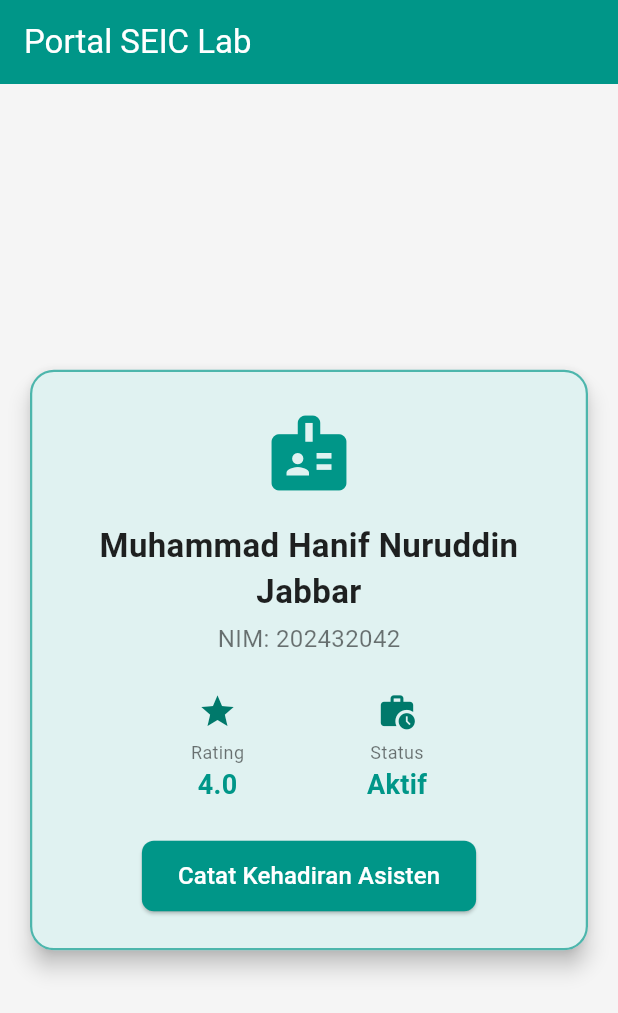
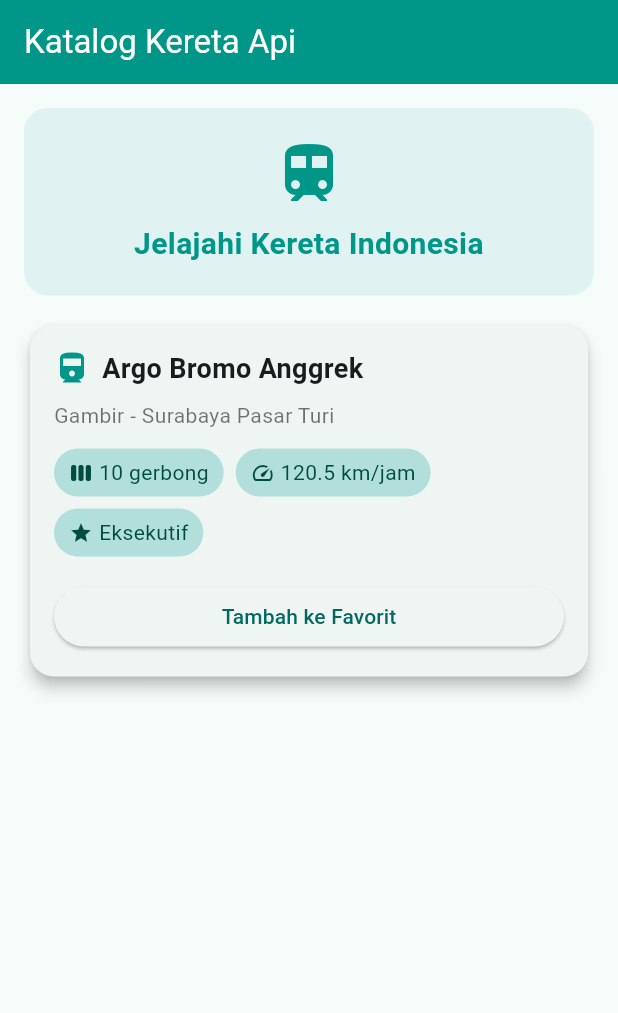
Before and after one commit to hanifnrddin/Muhammad-Hanif-Nuruddin-Jabbar_202432042_RepoLaporan1_PAB_B, a Flutter app: the screen it shows after launch, on a phone screen of 412 x 824 dp. Shown: the top 1013 px of the screen. Run offline on Flutter 3.47's test engine with Material 3 defaults, Android fonts, the phone set to English and light mode, and no system bars.

Commit message:
Memperbarui Tema

```diff
--- a/lib/main.dart
+++ b/lib/main.dart
@@ -2,20 +2,24 @@ import 'package:flutter/material.dart';
 
 void main() => runApp(const MyApp());
 
-class LabAssistant {
-  final String name;
-  final int studentId;
-  final double performanceScore;
-  final bool isActive;
+// ===== Model data =====
+class Kereta {
+  final String nama; // String
+  final String rute; // String
+  final int jumlahGerbong; // int
+  final double kecepatan; // double (km/jam)
+  final bool isEksekutif; // bool
 
-  const LabAssistant({
-    required this.name,
-    required this.studentId,
-    required this.performanceScore,
-    required this.isActive,
+  const Kereta({
+    required this.nama,
+    required this.rute,
+    required this.jumlahGerbong,
+    required this.kecepatan,
+    required this.isEksekutif,
   });
 }
 
+// ===== MyApp: satu-satunya MaterialApp =====
 class MyApp extends StatelessWidget {
   const MyApp({super.key});
 
@@ -24,136 +28,166 @@ class MyApp extends StatelessWidget {
     return MaterialApp(
       debugShowCheckedModeBanner: false,
       theme: ThemeData(
-        primarySwatch: Colors.teal,
-        scaffoldBackgroundColor: Colors.grey.shade100,
+        colorScheme: ColorScheme.fromSeed(seedColor: Colors.teal),
+        useMaterial3: true,
       ),
       home: const LayarUtama(),
     );
   }
 }
 
+// ===== Halaman utama: Scaffold tanpa MaterialApp kedua =====
 class LayarUtama extends StatelessWidget {
   const LayarUtama({super.key});
 
   @override
   Widget build(BuildContext context) {
-    const myProfile = LabAssistant(
-      name: "Muhammad Hanif Nuruddin Jabbar",
-      studentId: 202432042,
-      performanceScore: 4.0,
-      isActive: true,
+    const keretaSaya = Kereta(
+      nama: "Argo Bromo Anggrek",
+      rute: "Gambir - Surabaya Pasar Turi",
+      jumlahGerbong: 10,
+      kecepatan: 120.5,
+      isEksekutif: true,
     );
 
     return Scaffold(
       appBar: AppBar(
-        title: const Text('Portal SEIC Lab'),
+        title: const Text('Katalog Kereta Api'),
         backgroundColor: Colors.teal,
         foregroundColor: Colors.white,
       ),
-      body: Center(
-        child: SingleChildScrollView(
-          padding: const EdgeInsets.all(16.0),
-          child: ProfileCard(assistant: myProfile),
+      body: SingleChildScrollView(
+        child: Padding(
+          padding: const EdgeInsets.all(16),
+          child: Column(
+            crossAxisAlignment: CrossAxisAlignment.stretch,
+            children: [
+              Container(
+                padding: const EdgeInsets.all(20),
+                decoration: BoxDecoration(
+                  color: Colors.teal.shade50,
+                  borderRadius: BorderRadius.circular(16),
+                ),
+                child: Column(
+                  children: [
+                    const Icon(Icons.train, size: 48, color: Colors.teal),
+                    const SizedBox(height: 8),
+                    const Text(
+                      'Jelajahi Kereta Indonesia',
+                      textAlign: TextAlign.center,
+                      style: TextStyle(
+                        fontSize: 20,
+                        fontWeight: FontWeight.bold,
+                        color: Colors.teal,
+                      ),
+                    ),
+                  ],
+                ),
+              ),
+              const SizedBox(height: 16),
+              KartuKereta(kereta: keretaSaya),
+            ],
+          ),
         ),
       ),
     );
   }
 }
 
-class ProfileCard extends StatelessWidget {
-  final LabAssistant assistant;
+// ===== Custom widget: kartu informasi kereta =====
+class KartuKereta extends StatelessWidget {
+  final Kereta kereta;
 
-  const ProfileCard({super.key, required this.assistant});
+  const KartuKereta({super.key, required this.kereta});
 
   @override
   Widget build(BuildContext context) {
     return Card(
-      elevation: 6,
+      elevation: 4,
       shape: RoundedRectangleBorder(borderRadius: BorderRadius.circular(16)),
-      child: Container(
-        padding: const EdgeInsets.all(24),
-        decoration: BoxDecoration(
-          color: Colors.teal.shade50,
-          borderRadius: BorderRadius.circular(16),
-          border: Border.all(color: Colors.teal.shade300, width: 1.5),
-        ),
+      child: Padding(
+        padding: const EdgeInsets.all(16),
         child: Column(
-          mainAxisSize: MainAxisSize.min,
+          crossAxisAlignment: CrossAxisAlignment.start,
           children: [
-            const Icon(Icons.badge, size: 60, color: Colors.teal),
-            const SizedBox(height: 16),
-            Text(
-              assistant.name,
-              textAlign: TextAlign.center,
-              style: const TextStyle(
-                fontSize: 22,
-                fontWeight: FontWeight.bold,
-                color: Colors.black87,
-              ),
-            ),
-            const SizedBox(height: 4),
-            Text(
-              'NIM: ${assistant.studentId}',
-              style: const TextStyle(fontSize: 16, color: Colors.black54),
-            ),
-            const SizedBox(height: 24),
             Row(
-              mainAxisAlignment: MainAxisAlignment.spaceEvenly,
               children: [
-                _buildInfoItem(
-                    Icons.star,
-                    'Rating',
-                    assistant.performanceScore.toString()
-                ),
-                _buildInfoItem(
-                    Icons.work_history,
-                    'Status',
-                    assistant.isActive ? "Aktif" : "Cuti"
+                const Icon(Icons.directions_railway, color: Colors.teal),
+                const SizedBox(width: 8),
+                Expanded(
+                  child: Text(
+                    kereta.nama,
+                    maxLines: 2,
+                    overflow: TextOverflow.ellipsis,
+                    style: const TextStyle(
+                      fontSize: 18,
+                      fontWeight: FontWeight.bold,
+                    ),
+                  ),
                 ),
               ],
             ),
-            const SizedBox(height: 24),
-            ElevatedButton(
-              style: ElevatedButton.styleFrom(
-                backgroundColor: Colors.teal,
-                foregroundColor: Colors.white,
-                padding: const EdgeInsets.symmetric(horizontal: 24, vertical: 12),
-                shape: RoundedRectangleBorder(
-                  borderRadius: BorderRadius.circular(8),
+            const SizedBox(height: 8),
+            Text(
+              kereta.rute,
+              style: const TextStyle(fontSize: 14, color: Colors.black54),
+            ),
+            const SizedBox(height: 12),
+            Wrap(
+              spacing: 8,
+              runSpacing: 8,
+              children: [
+                _Info(ikon: Icons.view_week, teks: '${kereta.jumlahGerbong} gerbong'),
+                _Info(ikon: Icons.speed, teks: '${kereta.kecepatan} km/jam'),
+                _Info(
+                  ikon: Icons.star,
+                  teks: kereta.isEksekutif ? 'Eksekutif' : 'Ekonomi',
                 ),
+              ],
+            ),
+            const SizedBox(height: 16),
+            SizedBox(
+              width: double.infinity,
+              child: ElevatedButton(
+                onPressed: () {
+                  debugPrint("TOMBOL DIKLIK: ${kereta.nama}");
+                  ScaffoldMessenger.of(context).showSnackBar(
+                    SnackBar(content: Text('${kereta.nama} ditambahkan ke favorit')),
+                  );
+                },
+                child: const Text("Tambah ke Favorit"),
               ),
-              onPressed: () {
-                debugPrint("ABSENSI DICATAT UNTUK: ${assistant.studentId}");
-              },
-              child: const Text(
-                "Catat Kehadiran Asisten",
-                style: TextStyle(fontSize: 16),
-              ),
-            )
+            ),
           ],
         ),
       ),
     );
   }
+}
 
-  Widget _buildInfoItem(IconData icon, String label, String value) {
-    return Column(
-      children: [
-        Icon(icon, color: Colors.teal.shade700, size: 26),
-        const SizedBox(height: 6),
-        Text(
-          label,
-          style: const TextStyle(fontSize: 12, color: Colors.black54)
-        ),
-        Text(
-          value,
-          style: const TextStyle(
-            fontSize: 18,
-            fontWeight: FontWeight.bold,
-            color: Colors.teal,
-          ),
-        ),
-      ],
+// ===== Custom widget kecil: chip informasi =====
+class _Info extends StatelessWidget {
+  final IconData ikon;
+  final String teks;
+
+  const _Info({required this.ikon, required this.teks});
+
+  @override
+  Widget build(BuildContext context) {
+    return Container(
+      padding: const EdgeInsets.symmetric(horizontal: 10, vertical: 6),
+      decoration: BoxDecoration(
+        color: Colors.teal.shade100,
+        borderRadius: BorderRadius.circular(20),
+      ),
+      child: Row(
+        mainAxisSize: MainAxisSize.min,
+        children: [
+          Icon(ikon, size: 16, color: Colors.teal.shade900),
+          const SizedBox(width: 4),
+          Text(teks, style: TextStyle(color: Colors.teal.shade900)),
+        ],
+      ),
     );
   }
 }
```
